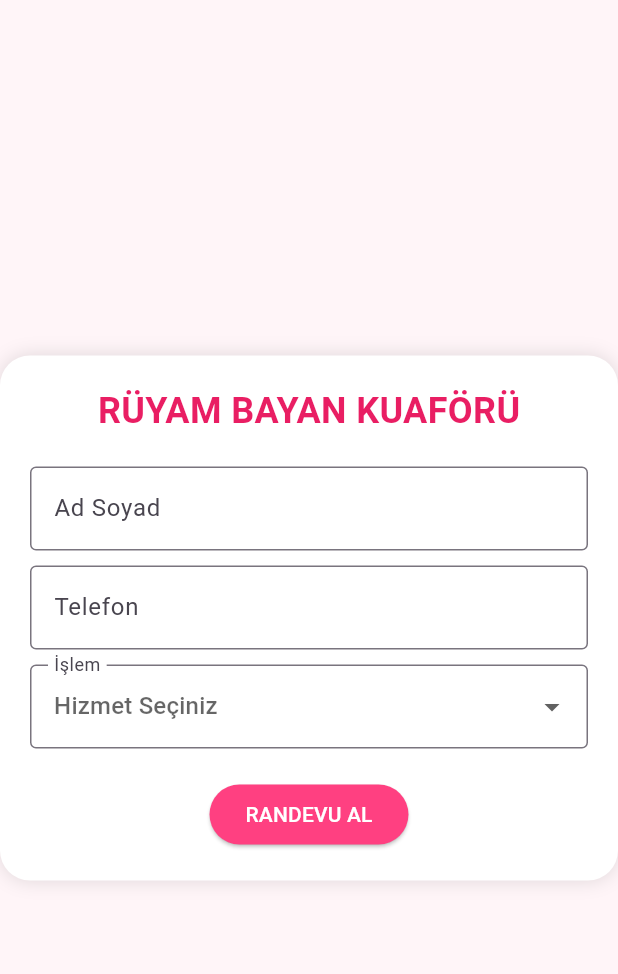
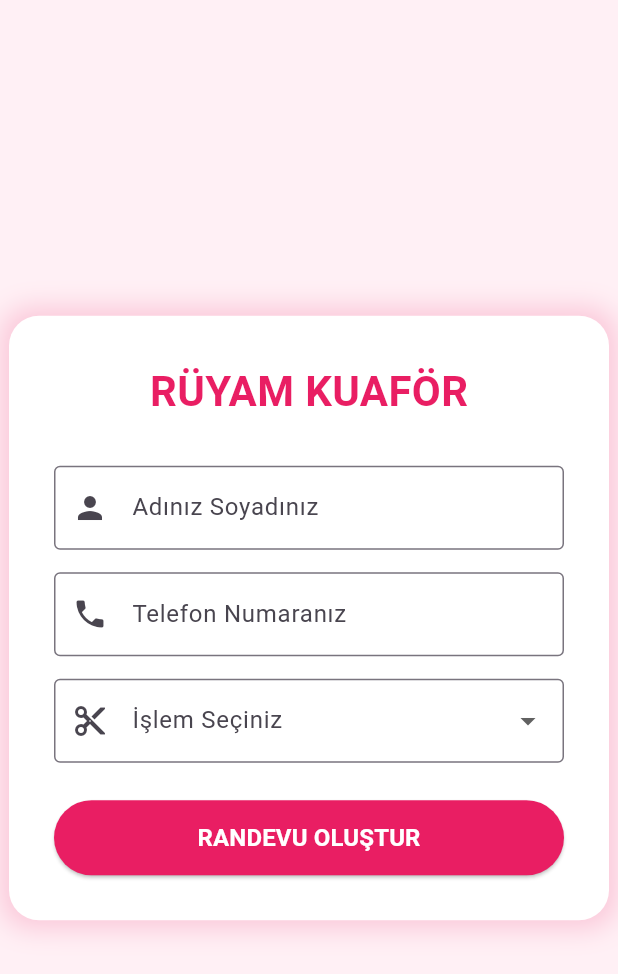
Before and after one commit to orhan504-collab/Deneme, a Flutter app: the screen it shows after launch, on a phone screen of 412 x 824 dp. Shown: the top 974 px of the screen. Run offline on Flutter 3.47's test engine with Material 3 defaults, Android fonts, the phone set to English and light mode, and no system bars; our stand-ins replace supabase_flutter; accounts and stored records are empty.

Commit message:
Update main.dart

```diff
--- a/lib/main.dart
+++ b/lib/main.dart
@@ -3,103 +3,143 @@ import 'package:supabase_flutter/supabase_flutter.dart';
 
 void main() async {
   WidgetsFlutterBinding.ensureInitialized();
+
+  // Supabase'i başlatıyoruz
   await Supabase.initialize(
     url: 'https://cyhrdhttgtdbgwlbtbnw.supabase.co',
     anonKey: 'sb_publishable_LIOI2vJC5XPa0Jxd1VXEEg_lxkuJWRh',
   );
+
   runApp(const MaterialApp(
     debugShowCheckedModeBanner: false,
-    home: RuyamWeb(),
+    title: 'Rüyam Kuaför',
+    home: RuyamWebSayfasi(),
   ));
 }
 
-class RuyamWeb extends StatefulWidget {
-  const RuyamWeb({super.key});
+class RuyamWebSayfasi extends StatefulWidget {
+  const RuyamWebSayfasi({super.key});
+
   @override
-  State<RuyamWeb> createState() => _RuyamWebState();
+  State<RuyamWebSayfasi> createState() => _RuyamWebSayfasiState();
 }
 
-class _RuyamWebState extends State<RuyamWeb> {
-  // Varsayılan ayarlar (Veritabanı boşsa bunlar görünür)
+class _RuyamWebSayfasiState extends State<RuyamWebSayfasi> {
+  // Başlangıç değerleri
   bool _adGoster = true;
   bool _telGoster = true;
   List<String> _hizmetler = ['Fön', 'Boya', 'Kesim'];
-  String? _secilen;
-  final _ad = TextEditingController();
-  final _tel = TextEditingController();
+  String? _secilenHizmet;
+
+  final _adController = TextEditingController();
+  final _telController = TextEditingController();
 
   @override
   void initState() {
     super.initState();
-    _ayarlariCek();
+    _ayarlariGetir();
   }
 
-  Future<void> _ayarlariCek() async {
+  // Veritabanından yönetici ayarlarını çeker
+  Future<void> _ayarlariGetir() async {
     try {
-      final res = await Supabase.instance.client.from('WebAyarlari').select();
-      if (res.isNotEmpty) {
+      final veri = await Supabase.instance.client.from('WebAyarlari').select();
+
+      if (veri != null && veri.isNotEmpty) {
         setState(() {
-          for (var item in res) {
-            if (item['anahtar'] == 'ad_aktif') _adGoster = item['deger'] == 'true';
-            if (item['anahtar'] == 'tel_aktif') _telGoster = item['deger'] == 'true';
-            if (item['anahtar'] == 'servisler') {
-              _hizmetler = (item['deger'] as String).split(',');
-              if (_hizmetler.isNotEmpty) _secilen = _hizmetler.first;
+          for (var ayar in veri) {
+            if (ayar['anahtar'] == 'ad_aktif') _adGoster = ayar['deger'] == 'true';
+            if (ayar['anahtar'] == 'tel_aktif') _telGoster = ayar['deger'] == 'true';
+            if (ayar['anahtar'] == 'servisler') {
+              _hizmetler = (ayar['deger'] as String).split(',');
+              if (_hizmetler.isNotEmpty) _secilenHizmet = _hizmetler.first;
             }
           }
         });
       }
     } catch (e) {
-      debugPrint("Veri çekme hatası: $e");
+      debugPrint('Ayar çekme hatası: $e');
+    }
+  }
+
+  // Randevuyu kaydeder
+  Future<void> _randevuAl() async {
+    try {
+      await Supabase.instance.client.from('RuyamDB').insert({
+        'Ad': _adGoster ? _adController.text : 'İsimsiz',
+        'Tel': _telGoster ? _telController.text : 'No Yok',
+        'Islem': _secilenHizmet ?? 'Belirsiz',
+      });
+
+      if (mounted) {
+        ScaffoldMessenger.of(context).showSnackBar(
+          const SnackBar(content: Text('Randevunuz başarıyla alındı! ✅'), backgroundColor: Colors.green),
+        );
+        _adController.clear();
+        _telController.clear();
+      }
+    } catch (e) {
+      if (mounted) {
+        ScaffoldMessenger.of(context).showSnackBar(
+           SnackBar(content: Text('Hata oluştu: $e'), backgroundColor: Colors.red),
+        );
+      }
     }
   }
 
   @override
   Widget build(BuildContext context) {
     return Scaffold(
-      backgroundColor: const Color(0xFFFFF5F8),
+      backgroundColor: const Color(0xFFFFF0F5), // Tatlı pembe arka plan
       body: Center(
-        child: SingleChildScrollView(
         child: Container(
-            maxWidth: 400,
-            padding: const EdgeInsets.all(20),
+          width: 400,
+          padding: const EdgeInsets.all(30),
           decoration: BoxDecoration(
             color: Colors.white,
             borderRadius: BorderRadius.circular(20),
-              boxShadow: [const BoxShadow(color: Colors.black12, blurRadius: 10)],
+            boxShadow: [
+              BoxShadow(color: Colors.pink.withOpacity(0.2), blurRadius: 15, spreadRadius: 5)
+            ],
           ),
           child: Column(
+            mainAxisSize: MainAxisSize.min,
             children: [
-                const Text('RÜYAM BAYAN KUAFÖRÜ',
-                  style: TextStyle(fontSize: 24, fontWeight: FontWeight.bold, color: Colors.pink)),
-                const SizedBox(height: 20),
-                if (_adGoster) TextField(controller: _ad, decoration: const InputDecoration(labelText: 'Ad Soyad', border: OutlineInputBorder())),
-                if (_adGoster) const SizedBox(height: 10),
-                if (_telGoster) TextField(controller: _tel, decoration: const InputDecoration(labelText: 'Telefon', border: OutlineInputBorder())),
-                if (_telGoster) const SizedBox(height: 10),
+              const Text('RÜYAM KUAFÖR', style: TextStyle(fontSize: 28, fontWeight: FontWeight.bold, color: Colors.pink)),
+              const SizedBox(height: 30),
+
+              if (_adGoster)
+                TextField(
+                  controller: _adController,
+                  decoration: const InputDecoration(labelText: 'Adınız Soyadınız', border: OutlineInputBorder(), prefixIcon: Icon(Icons.person)),
+                ),
+              if (_adGoster) const SizedBox(height: 15),
+
+              if (_telGoster)
+                TextField(
+                  controller: _telController,
+                  decoration: const InputDecoration(labelText: 'Telefon Numaranız', border: OutlineInputBorder(), prefixIcon: Icon(Icons.phone)),
+                ),
+              if (_telGoster) const SizedBox(height: 15),
+
               DropdownButtonFormField<String>(
-                  value: _secilen,
-                  hint: const Text("Hizmet Seçiniz"),
+                value: _secilenHizmet,
+                decoration: const InputDecoration(labelText: 'İşlem Seçiniz', border: OutlineInputBorder(), prefixIcon: Icon(Icons.cut)),
                 items: _hizmetler.map((e) => DropdownMenuItem(value: e, child: Text(e))).toList(),
-                  onChanged: (v) => setState(() => _secilen = v),
-                  decoration: const InputDecoration(labelText: 'İşlem', border: OutlineInputBorder()),
+                onChanged: (v) => setState(() => _secilenHizmet = v),
               ),
-                const SizedBox(height: 20),
-                ElevatedButton(
-                  onPressed: () async {
-                    await Supabase.instance.client.from('RuyamDB').insert({
-                      'Ad': _adGoster ? _ad.text : 'İsimsiz',
-                      'Tel': _telGoster ? _tel.text : 'No Yok',
-                      'Islem': _secilen ?? 'Seçilmedi',
-                    });
-                    if (!mounted) return;
-                    ScaffoldMessenger.of(context).showSnackBar(const SnackBar(content: Text('Randevu Alındı! ✨')));
-                  },
-                  style: ElevatedButton.styleFrom(backgroundColor: Colors.pinkAccent, foregroundColor: Colors.white, minSize: const Size(double.infinity, 50)),
-                  child: const Text('RANDEVU AL'),
+
+              const SizedBox(height: 25),
+              SizedBox(
+                width: double.infinity,
+                height: 50,
+                child: ElevatedButton(
+                  onPressed: _randevuAl,
+                  style: ElevatedButton.styleFrom(backgroundColor: Colors.pink, foregroundColor: Colors.white),
+                  child: const Text('RANDEVU OLUŞTUR', style: TextStyle(fontSize: 16, fontWeight: FontWeight.bold)),
+                ),
               ),
             ],
-            ),
           ),
         ),
       ),
```
Lines whose indentation alone changed are shown as unchanged.
